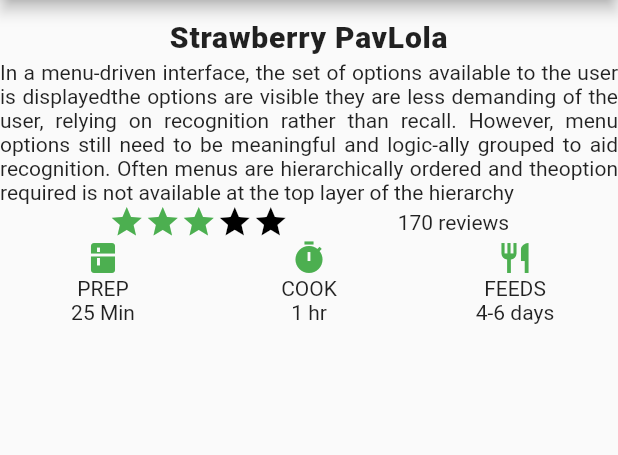
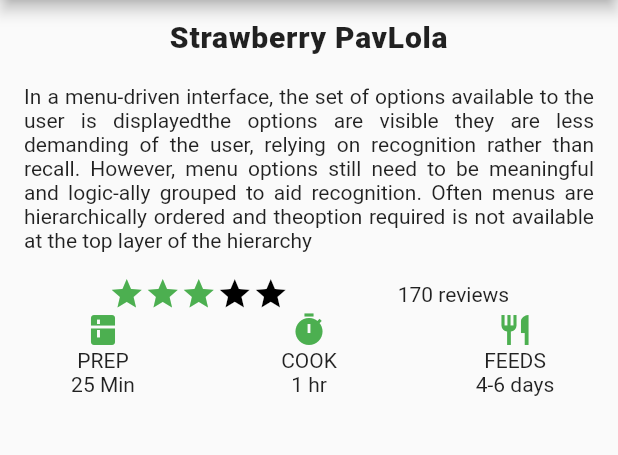
Before and after one commit to Odinga96/flutter, a Flutter app: the screen it shows after launch, on a phone screen of 412 x 824 dp, the part 84-539 px from its top. Run offline on Flutter 3.47's test engine with Material 2 defaults, Android fonts, the phone set to English and light mode, and no system bars.

Commit message:
changes to code structure, modularized the code

```diff
--- a/flutter_layout/lib/main.dart
+++ b/flutter_layout/lib/main.dart
@@ -9,41 +9,62 @@ class Layout extends StatelessWidget{
     // TODO: implement build
     return MaterialApp(
       title: "layout tutorial",
-      home: Scaffold(
-        appBar: AppBar(
+      home: appHome(),
+    );
+  }
+
+
+  Scaffold appHome(){
+    return Scaffold(
+      appBar: applicationBar(),
+      body: appBody(),
+    );
+  }
+
+  AppBar applicationBar(){
+    return AppBar(
       title: Text(
           "layout tutorial"
       ),
-        ),
-        body: ListView(
+    );
+  }
+
+  ListView appBody(){
+    return ListView(
       children: <Widget>[
-            Column(
+        mainContent(),
+      ],
+    );
+  }
+
+  Column mainContent(){
+    return Column(
       children: <Widget>[
-                Row(
+        title(),
+        introduction(),
+        ratings(),
+        iconsSet(),
+      ],
+    );
+  }
+
+
+
+  Column creatIconList(Icon icon, String text1, String text2){
+    return Column(
+      mainAxisSize: MainAxisSize.min,
       children: <Widget>[
-                    Expanded(child: Text(
-                      "Strawberry PavLola",
-                      style: TextStyle(fontWeight: FontWeight.w800, fontSize: 20, height: 2, letterSpacing: 0.5),
-                      textAlign: TextAlign.center,
-                    ))
+        icon,
+        Text('$text1'),
+        Text('$text2'),
+      ],
+    );
+  }
 
-                  ],
 
-                ),
-                Row(children: <Widget>[
-                  Expanded(child: Text(
-                    'In a menu-driven interface, the set of options available to the user is displayed'
-                  'the options are visible they are less demanding of the user, relying on recognition'
-                     ' rather than recall. However, menu options still need to be meaningful and logic-'
-                      'ally grouped to aid recognition. Often menus are hierarchically ordered and the'
-                  'option required is not available at the top layer of the hierarchy',
-                    softWrap: true,
-                    textAlign: TextAlign.justify,
-                  )
-                  )
-                ],
-                ),
-                Row(
+
+  Row ratings(){
+   return Row(
       mainAxisAlignment: MainAxisAlignment.spaceEvenly,
       children: <Widget>[
         Row(
@@ -62,33 +83,60 @@ class Layout extends StatelessWidget{
         )
 
       ],
+    );
+  }
+
+
+
+  Row introduction(){
+    return       Row(children: <Widget>[
+      Expanded(
+          child: Container(
+            padding: EdgeInsets.all(8),
+            margin: EdgeInsets.all(8),
+            child: Text(
+              'In a menu-driven interface, the set of options available to the user is displayed'
+                  'the options are visible they are less demanding of the user, relying on recognition'
+                  ' rather than recall. However, menu options still need to be meaningful and logic-'
+                  'ally grouped to aid recognition. Often menus are hierarchically ordered and the'
+                  'option required is not available at the top layer of the hierarchy',
+              softWrap: true,
+              textAlign: TextAlign.justify,
             ),
-                Row(
+          )
+      )
+    ],
+    );
+  }
+
+
+
+  Row title(){
+    return  Row(
+      children: <Widget>[
+        Expanded(child: Text(
+          "Strawberry PavLola",
+          style: TextStyle(fontWeight: FontWeight.w800, fontSize: 20, height: 2, letterSpacing: 0.5),
+          textAlign: TextAlign.center,
+        )
+
+        )
+
+      ],
+
+    );
+  }
+
+
+
+  Row iconsSet(){
+    return  Row(
       mainAxisAlignment: MainAxisAlignment.spaceEvenly,
       children: <Widget>[
         Expanded(child: creatIconList(Icon(Icons.kitchen, color: Colors.green[500],), 'PREP', '25 Min')),
         Expanded(child: creatIconList(Icon(Icons.timer, color: Colors.green[500],), 'COOK', '1 hr')),
         Expanded(child: creatIconList(Icon(Icons.restaurant, color: Colors.green[500],), 'FEEDS', '4-6 days')),
       ],
-                )
-              ],
-            )
-
-
-          ],
-        ),
-      ),
-    );
-  }
-
-  Column creatIconList(Icon icon, String text1, String text2){
-    return Column(
-      mainAxisSize: MainAxisSize.min,
-      children: <Widget>[
-        icon,
-        Text('$text1'),
-        Text('$text2'),
-      ],
     );
   }
 
```
Lines whose indentation alone changed are shown as unchanged.
